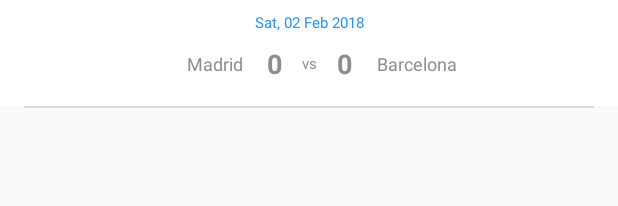
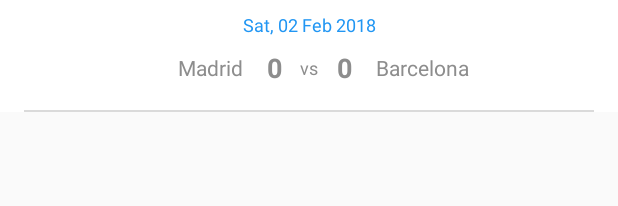
Before and after one commit to jonathantanuwijaya/FootbalClub-Kotlin-Anko, an Android app: the layout items_match.xml on its own in the app's theme, with its tools: preview values and no code run, on a phone screen of 412 x 824 dp. Shown: the top 206 px of the screen. Run offline under Robolectric (Android 15) with nearby library versions, the phone set to English and light mode, and no system bars.

Commit message:
Add data dummy

```diff
--- a/app/src/main/AndroidManifest.xml
+++ b/app/src/main/AndroidManifest.xml
@@ -11,7 +11,6 @@
         <activity android:name="com.yeputra.footballclub.main.ui.MainActivity">
             <intent-filter>
                 <action android:name="android.intent.action.MAIN"/>
-
                 <category android:name="android.intent.category.LAUNCHER"/>
             </intent-filter>
         </activity>
--- a/app/src/main/java/com/yeputra/footballclub/main/adapter/ViewPagerAdapter.kt
+++ b/app/src/main/java/com/yeputra/footballclub/main/adapter/ViewPagerAdapter.kt
@@ -25,7 +25,7 @@
 
     override fun getCount(): Int = fragments.size
 
-    fun getTitle(pos: Int): String = fragments[pos].title
+    override fun getPageTitle(position: Int): CharSequence? = fragments[position].title
 }
 
 class Pagers(val title: String, val fragment: Fragment)
--- a/app/src/main/java/com/yeputra/footballclub/main/ui/MainActivity.kt
+++ b/app/src/main/java/com/yeputra/footballclub/main/ui/MainActivity.kt
@@ -2,9 +2,11 @@
 
 import android.os.Bundle
 import android.support.v7.app.AppCompatActivity
+import android.view.View
 import com.yeputra.footballclub.R
 import com.yeputra.footballclub.main.adapter.ViewPagerAdapter
 import kotlinx.android.synthetic.main.activity_main.*
+import kotlinx.android.synthetic.main.app_bar_with_tab.*
 
 class MainActivity : AppCompatActivity() {
 
@@ -13,5 +15,7 @@
         setContentView(R.layout.activity_main)
 
         viewpager.adapter = ViewPagerAdapter(supportFragmentManager)
+        tab.setupWithViewPager(viewpager)
+        viewpager.overScrollMode = View.OVER_SCROLL_NEVER
     }
 }
--- a/app/src/main/java/com/yeputra/footballclub/utils/ViewExtensions.kt
+++ b/app/src/main/java/com/yeputra/footballclub/utils/ViewExtensions.kt
@@ -2,7 +2,6 @@
 
 import android.util.TypedValue
 import android.view.View
-import org.jetbrains.anko.backgroundResource
 
 
 /**
@@ -17,5 +16,5 @@
         android.R.attr.selectableItemBackground,
         outValue,
         true)
-    backgroundResource = outValue.resourceId
+    this.setBackgroundResource(outValue.resourceId)
 }
--- a/app/src/main/res/layout/activity_main.xml
+++ b/app/src/main/res/layout/activity_main.xml
@@ -1,18 +1,20 @@
 <?xml version="1.0" encoding="utf-8"?>
 <LinearLayout
         xmlns:android="http://schemas.android.com/apk/res/android"
+        xmlns:app="http://schemas.android.com/apk/res-auto"
         android:layout_width="match_parent"
         android:layout_height="match_parent"
         android:orientation="vertical">
 
     <include
-        android:id="@+id/header"
-        layout="@layout/app_bar" />
+        layout="@layout/app_bar_with_tab">
+    </include>
 
     <android.support.v4.view.ViewPager
             android:id="@+id/viewpager"
             android:layout_width="match_parent"
             android:layout_height="match_parent"
+            app:layout_behavior="@string/appbar_scrolling_view_behavior"
             >
     </android.support.v4.view.ViewPager>
 </LinearLayout>
--- a/app/src/main/res/layout/items_match.xml
+++ b/app/src/main/res/layout/items_match.xml
@@ -2,15 +2,16 @@
 <LinearLayout
         xmlns:android="http://schemas.android.com/apk/res/android"
         android:layout_width="match_parent"
-        android:layout_height="match_parent"
+        android:layout_height="wrap_content"
         android:orientation="vertical"
-        android:background="?selectableItemBackground">
+        android:background="@color/white"
+        >
 
     <LinearLayout
         android:layout_width="match_parent"
         android:layout_height="wrap_content"
         android:orientation="vertical"
-        android:background="@color/white"
+        android:background="?selectableItemBackground"
         android:padding="@dimen/margin_small">
         <TextView
                 android:id="@+id/tv_date"
--- a/app/src/main/res/layout/list_match.xml
+++ b/app/src/main/res/layout/list_match.xml
@@ -5,9 +5,6 @@
     android:layout_height="match_parent"
     android:orientation="vertical">
 
-    <TextView android:layout_width="wrap_content"
-              android:layout_height="wrap_content"
-                android:text="A"/>
     <android.support.v7.widget.RecyclerView
             android:id="@+id/rv_match"
             android:layout_width="match_parent"
--- a/app/src/main/res/values/styles.xml
+++ b/app/src/main/res/values/styles.xml
@@ -1,7 +1,7 @@
 <resources>
 
     <!-- Base application theme. -->
-    <style name="AppTheme" parent="Theme.AppCompat.Light.DarkActionBar">
+    <style name="AppTheme" parent="Theme.AppCompat.Light.NoActionBar">
         <!-- Customize your theme here. -->
         <item name="colorPrimary">@color/colorPrimary</item>
         <item name="colorPrimaryDark">@color/colorPrimaryDark</item>
@@ -14,11 +14,11 @@
     </style>
 
     <style name="TextView.Small" parent="TextView">
-        <item name="android:textSize">10sp</item>
+        <item name="android:textSize">12sp</item>
     </style>
 
     <style name="TextView.Medium" parent="TextView">
-        <item name="android:textSize">12sp</item>
+        <item name="android:textSize">14sp</item>
     </style>
 
     <style name="TextView.Big" parent="TextView">
```
Also changed, not shown: app/src/main/java/com/yeputra/footballclub/main/ui/ListMatchFm.kt (+21 -2 lines), app/src/main/res/layout/app_bar.xml (deleted, +0 -30 lines), app/src/main/res/layout/app_bar_with_tab.xml (added, +35 -0 lines), 2 other files.
